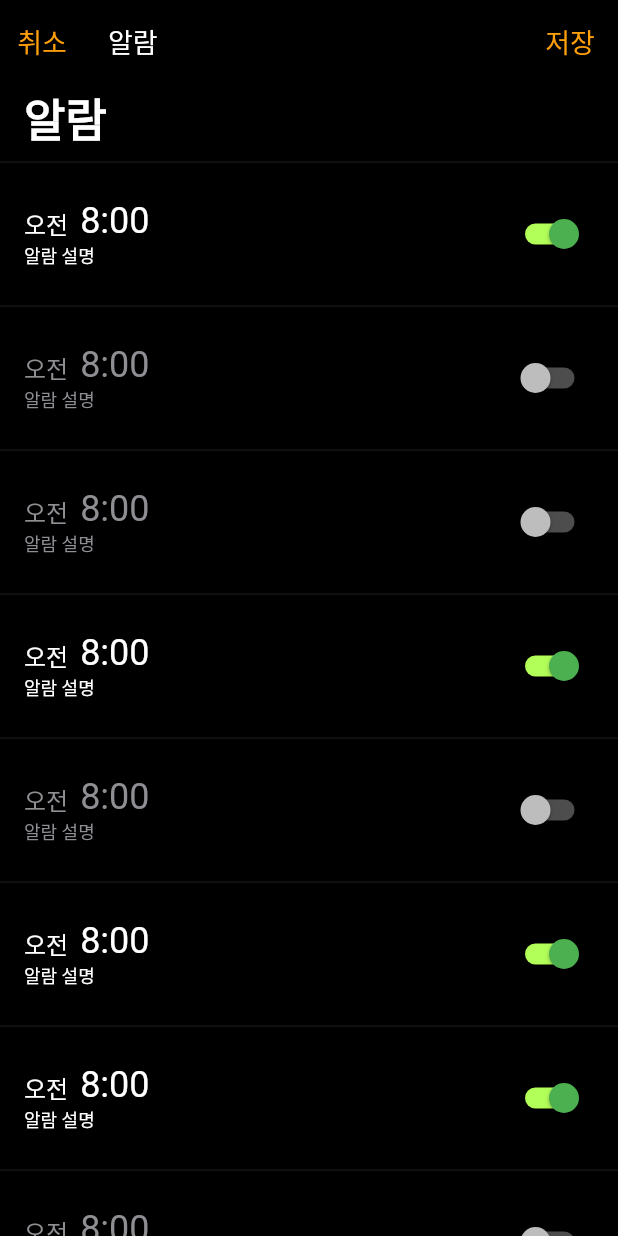
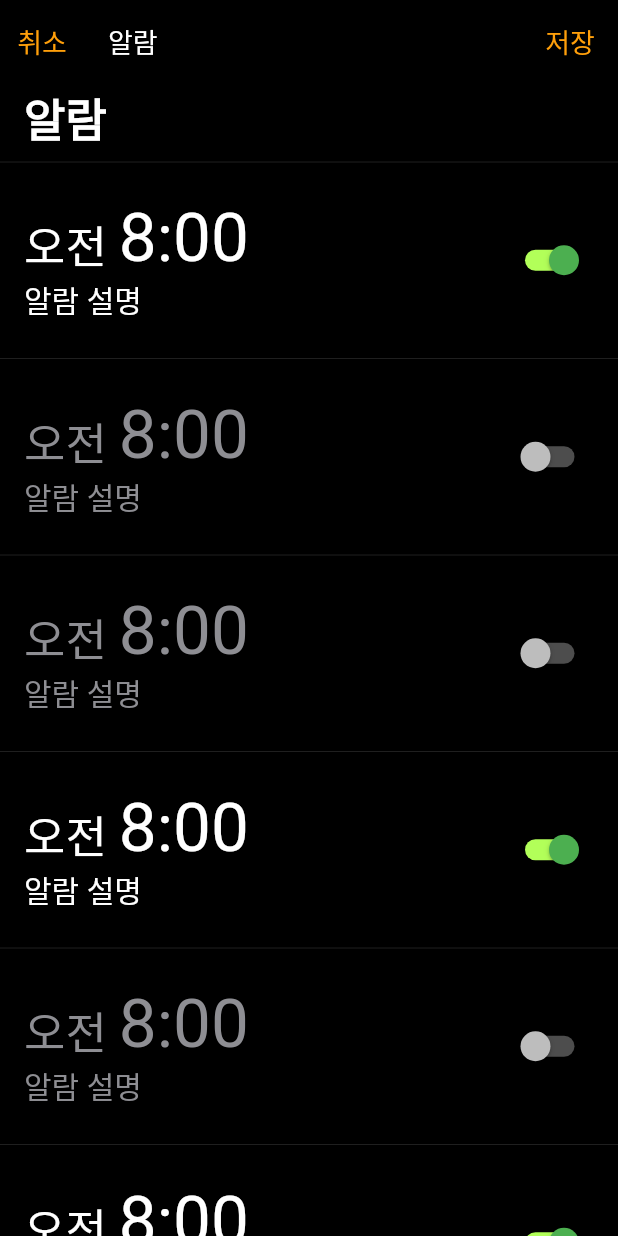
Before and after one commit to nakisara01/Alarm1, a Flutter app: the screen it shows after launch, on a phone screen of 412 x 824 dp. Run offline on Flutter 3.47's test engine with Material 2 defaults, Android fonts, the phone set to English and light mode, and no system bars; Roboto replaces fonts that are missing (cafe).

Commit message:
Add: AppleSDGothic fonts, Alarm Detail Switch

```diff
--- a/lib/src/model/alarm.dart
+++ b/lib/src/model/alarm.dart
@@ -2,5 +2,4 @@ class Alarm {
   DateTime time = DateTime.now();
   String description = "알람";
   bool action = true;
-
 }
--- a/lib/src/ui/alarmList/components/textCard.dart
+++ b/lib/src/ui/alarmList/components/textCard.dart
@@ -28,17 +28,17 @@ class TextCardState extends State<TextCard>{
                   // TODO: UI 로직과 비즈니스 로직을 분리해서 데이터를 관리하기
                   child: Text(
                     "오전",
-                    style: TextStyle(fontSize: 16.0, color: textColor),
+                    style: TextStyle(fontSize: 30.0, color: textColor),
                   )),
               Text(
                 "8:00",
-                style: TextStyle(fontSize: 24.0, color: textColor),
+                style: TextStyle(fontSize: 45.0, color: textColor, fontFamily: "cafe"),
               )
             ],
           ),
           Text(
             "알람 설명",
-            style: TextStyle(fontSize: 12.0, color: textColor),
+            style: TextStyle(fontSize: 20.0, color: textColor),
           )
         ],
       );
--- a/pubspec.yaml
+++ b/pubspec.yaml
@@ -87,5 +87,10 @@ flutter:
   #       - asset: fonts/TrajanPro_Bold.ttf
   #         weight: 700
   #
+  fonts:
+    - family: cafe
+      fonts:
+        - asset: Fonts/AppleSDGothicNeoM.ttf
+        - asset: Fonts/AppleSDGothicNeoM.ttf
   # For details regarding fonts from package dependencies,
   # see https://flutter.dev/custom-fonts/#from-packages
```
Also changed, not shown: lib/src/ui/alarmDetail/components/alarmConfigurationBox.dart (+7 -2 lines), 5 other files.
